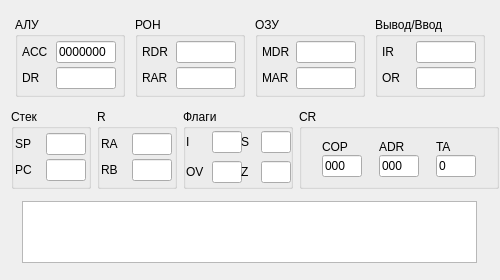
Before: the Qt Designer form gui/cpuwidget.ui in Buvaluy/VirtualMachine, drawn with Qt 5.
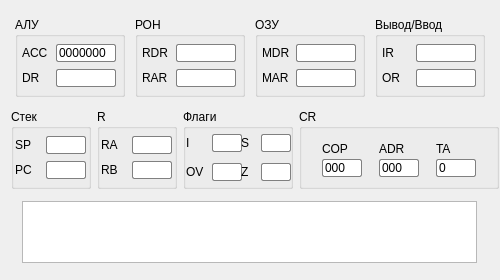
After: the same form once the commit is applied.

Patch:
```diff
--- a/gui/cpuwidget.ui
+++ b/gui/cpuwidget.ui
@@ -26,7 +26,14 @@
    <string>Form</string>
   </property>
   <property name="styleSheet">
-   <string notr="true">font: 10pt &quot;Consolas&quot;;</string>
+   <string notr="true">
+QLineEdit {
+    border: 1px solid gray;
+    border-radius: 2px;
+    background: white;
+    selection-background-color: darkgray;
+	font: 10pt &quot;Consolas&quot;;
+}</string>
   </property>
   <layout class="QVBoxLayout" name="verticalLayout_10">
    <item>
```
